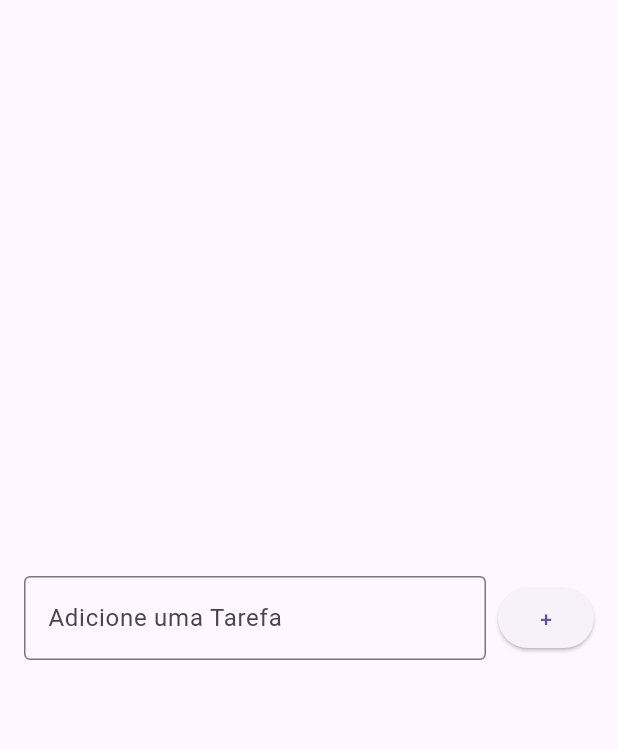
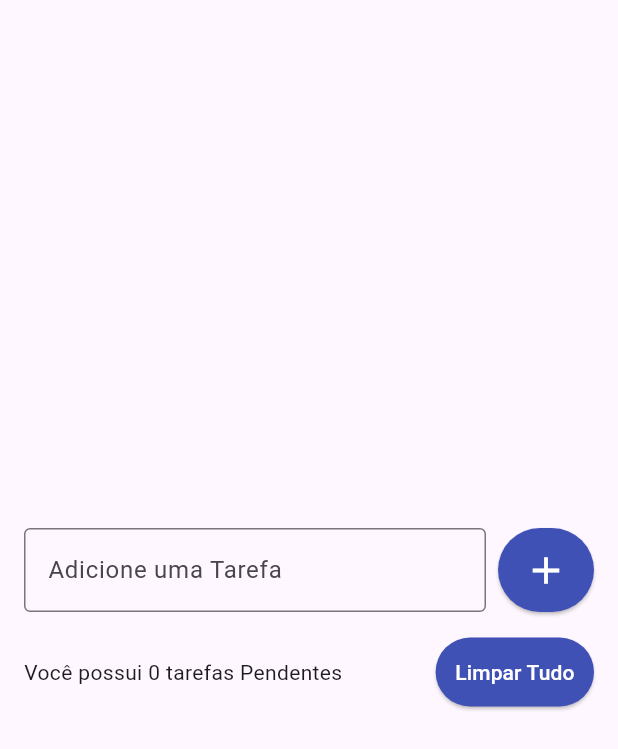
Before and after one commit to bikutoruu/TaskFeito, a Flutter app: the screen it shows after launch, on a phone screen of 412 x 824 dp. Shown: the top 749 px of the screen. Run offline on Flutter 3.47's test engine with Material 3 defaults, Android fonts, the light colour scheme and no system bars.

Commit message:
Adicionando mais uma Row com 2 filhos, o Texto que vai contar o numero de tarefa que temos e um botão que vai apagar todas as terefas ao mesmo tempo

```diff
--- a/lib/pages/todo_list_page.dart
+++ b/lib/pages/todo_list_page.dart
@@ -11,7 +11,10 @@ class TodoListPage extends StatelessWidget {
   body: Center(
     child: Padding(
       padding: const EdgeInsets.symmetric(horizontal: 16),
-      child: Row(
+      child: Column(
+        mainAxisSize: MainAxisSize.min,
+        children: [
+          Row(
             children: [
               Expanded(
                 child: TextField(
@@ -25,7 +28,34 @@ class TodoListPage extends StatelessWidget {
               SizedBox(width: 8),
               ElevatedButton(
                 onPressed: () {},
-            child: Text('+'),
+                style: ElevatedButton.styleFrom(
+                  backgroundColor: Colors.indigo,
+                  padding: EdgeInsets.all(13),
+                ),
+                child: Icon(
+                  Icons.add,
+                  size: 30,
+                  color: Colors.white,
+          ),
+              ),
+            ],
+          ),
+          SizedBox(height: 16),
+          Row(
+            children: [
+              Expanded(
+                child: Text('Você possui 0 tarefas Pendentes'),
+              ),
+              SizedBox(width: 8),
+              ElevatedButton(onPressed: (){},
+              style: ElevatedButton.styleFrom(
+              backgroundColor: Colors.indigo,
+              padding: EdgeInsets.all(13),),
+                child: Text('Limpar Tudo',style: TextStyle(color: Colors.white),),
+    ),
+
+
+            ],
           ),
         ],
       ),
```
Also changed, not shown: 1 other file. Lines whose indentation alone changed are shown as unchanged.
